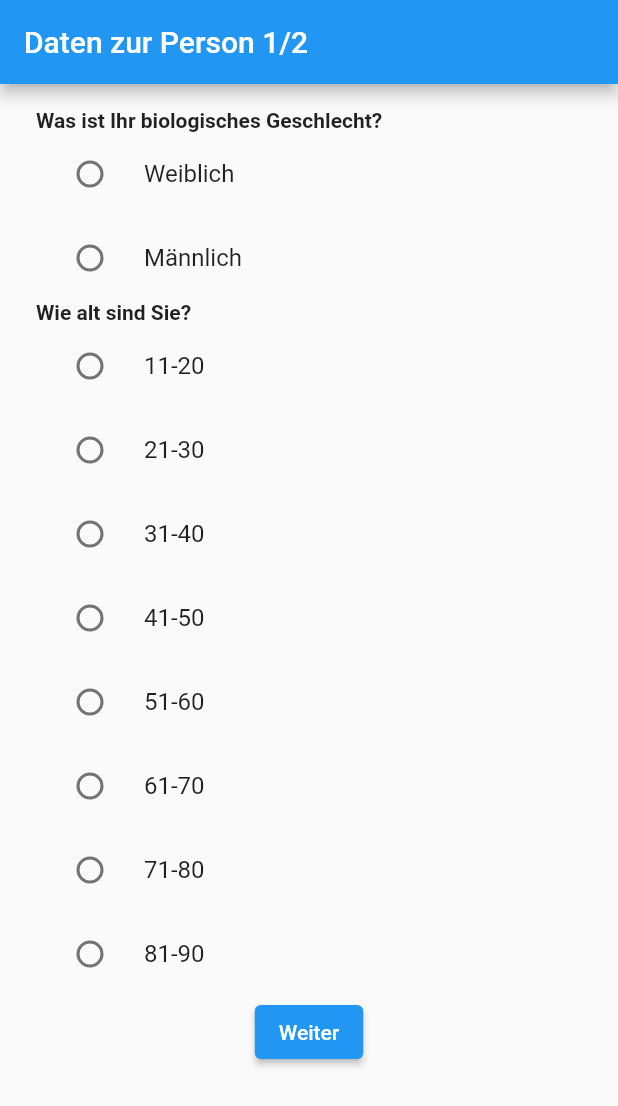
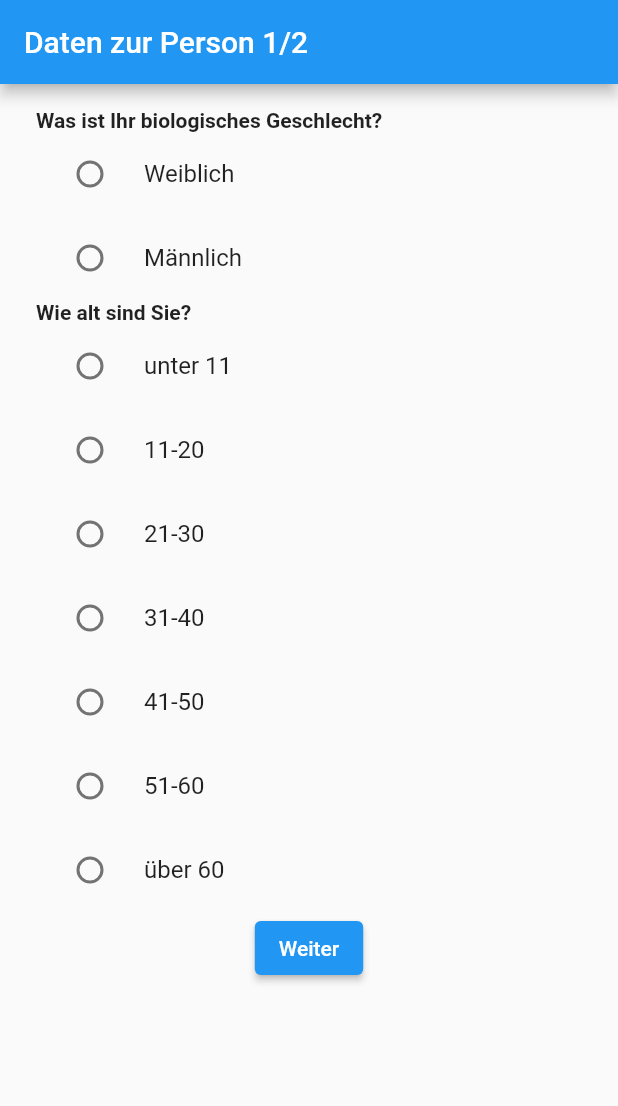
Before and after one commit to arlu0001/mef, a Flutter app: the SurveyScreen1 screen opened by its route, on a phone screen of 412 x 824 dp. Shown: the top 1106 px of the screen. Run offline on Flutter 3.47's test engine with Material 2 defaults, Android fonts, the phone set to English and light mode, and no system bars.

Commit message:
Change choices for age

```diff
--- a/app/lib/post_trial/survey_screen_1.dart
+++ b/app/lib/post_trial/survey_screen_1.dart
@@ -43,6 +43,14 @@ class SurveyScreen1 extends StatelessWidget {
             ),
             Consumer<SurveyState>(
               builder: (context, value, child) => RadioListTile<String?>(
+                value: 'unter 11',
+                groupValue: value.age,
+                onChanged: (value) => context.read<SurveyState>().setAge(value!),
+                title: Text('unter 11'),
+              ),
+            ),
+            Consumer<SurveyState>(
+              builder: (context, value, child) => RadioListTile<String?>(
                 value: '11-20',
                 groupValue: value.age,
                 onChanged: (value) => context.read<SurveyState>().setAge(value!),
@@ -83,26 +91,10 @@ class SurveyScreen1 extends StatelessWidget {
             ),
             Consumer<SurveyState>(
               builder: (context, value, child) => RadioListTile<String?>(
-                value: '61-70',
+                value: 'über 60',
                 groupValue: value.age,
                 onChanged: (value) => context.read<SurveyState>().setAge(value!),
-                title: Text('61-70'),
-              ),
-            ),
-            Consumer<SurveyState>(
-              builder: (context, value, child) => RadioListTile<String?>(
-                value: '71-80',
-                groupValue: value.age,
-                onChanged: (value) => context.read<SurveyState>().setAge(value!),
-                title: Text('71-80'),
-              ),
-            ),
-            Consumer<SurveyState>(
-              builder: (context, value, child) => RadioListTile<String?>(
-                value: '81-90',
-                groupValue: value.age,
-                onChanged: (value) => context.watch<SurveyState>().setAge(value!),
-                title: Text('81-90'),
+                title: Text('über 60'),
               ),
             ),
             Center(
```
